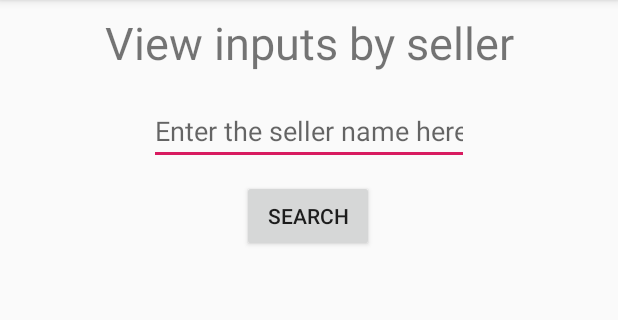
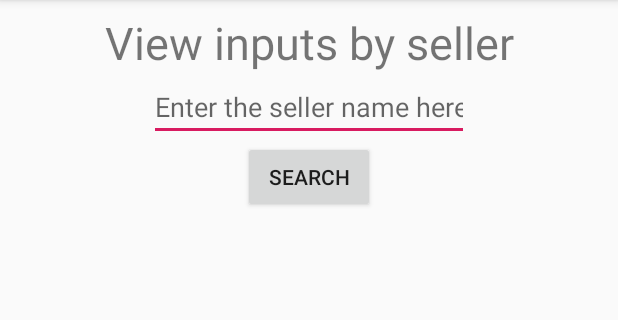
Before and after one commit to CS407-Project-Better-Budgets/Better_Budgets_new, an Android app: the manage_data_seller screen opened directly, with no data from a screen before it, on a phone screen of 412 x 824 dp, the part 84-404 px from its top. Run offline under Robolectric (Android 15) with nearby library versions, the phone set to English and light mode, and no system bars.

Commit message:
md: all/seller done

```diff
--- a/app/src/main/res/layout/activity_manage_data_seller.xml
+++ b/app/src/main/res/layout/activity_manage_data_seller.xml
@@ -22,8 +22,6 @@
         android:id="@+id/editText_md_seller_seller"
         android:layout_width="wrap_content"
         android:layout_height="wrap_content"
-        android:layout_marginTop="16dp"
-        android:layout_marginBottom="8dp"
         android:ems="10"
         android:inputType="textPersonName"
         android:hint="Enter the seller name here"
@@ -35,11 +33,10 @@
         android:id="@+id/button_md_seller_search"
         android:layout_width="wrap_content"
         android:layout_height="wrap_content"
-        android:layout_marginTop="10dp"
         android:onClick="searchOnClick"
         android:text="Search"
         app:layout_constraintEnd_toEndOf="parent"
-        app:layout_constraintHorizontal_bias="0.498"
+        app:layout_constraintHorizontal_bias="0.5"
         app:layout_constraintStart_toStartOf="parent"
         app:layout_constraintTop_toBottomOf="@+id/editText_md_seller_seller" />
 
@@ -48,11 +45,11 @@
         android:layout_width="300dp"
         android:layout_height="500dp"
         android:layout_marginBottom="20dp"
+        android:layout_marginTop="80dp"
         app:layout_constraintBottom_toBottomOf="parent"
         app:layout_constraintEnd_toEndOf="parent"
         app:layout_constraintHorizontal_bias="0.5"
         app:layout_constraintStart_toStartOf="parent"
-        app:layout_constraintTop_toBottomOf="@+id/button_md_seller_search"
-        app:layout_constraintVertical_bias="0.8" />
+        app:layout_constraintTop_toBottomOf="@+id/button_md_seller_search" />
 
 </androidx.constraintlayout.widget.ConstraintLayout>
```
Also changed, not shown: app/src/main/java/com/example/better_budgets/DBHelper.java (+0 -74 lines), app/src/main/java/com/example/better_budgets/manage_data_seller.java (+4 -5 lines).
